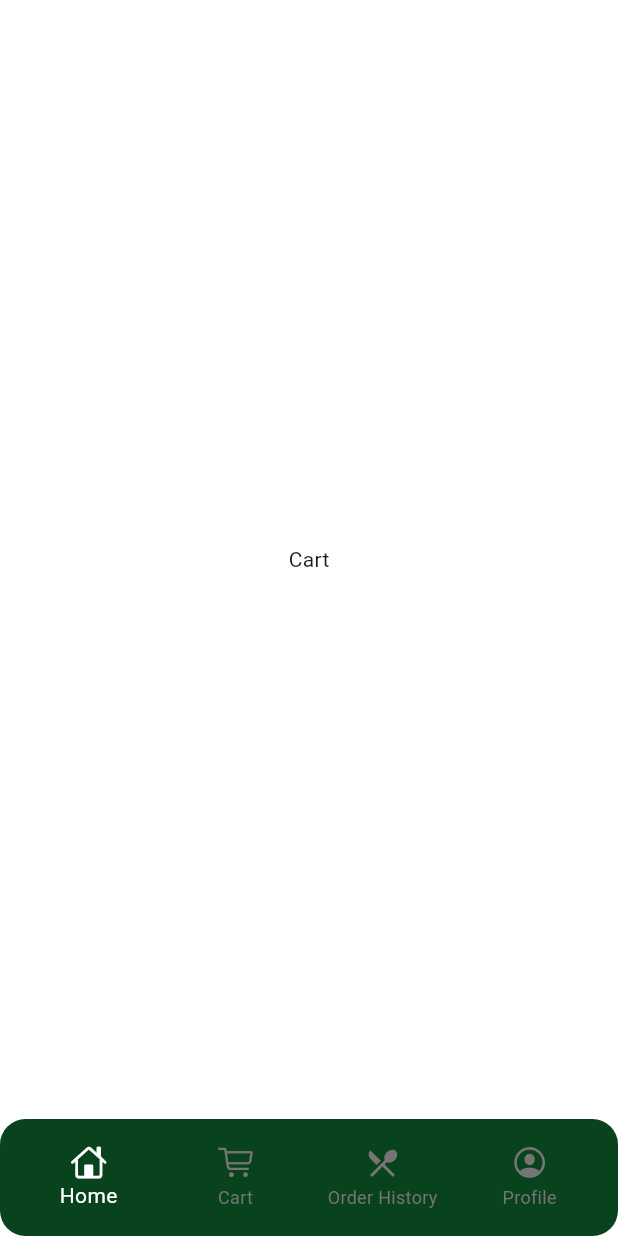
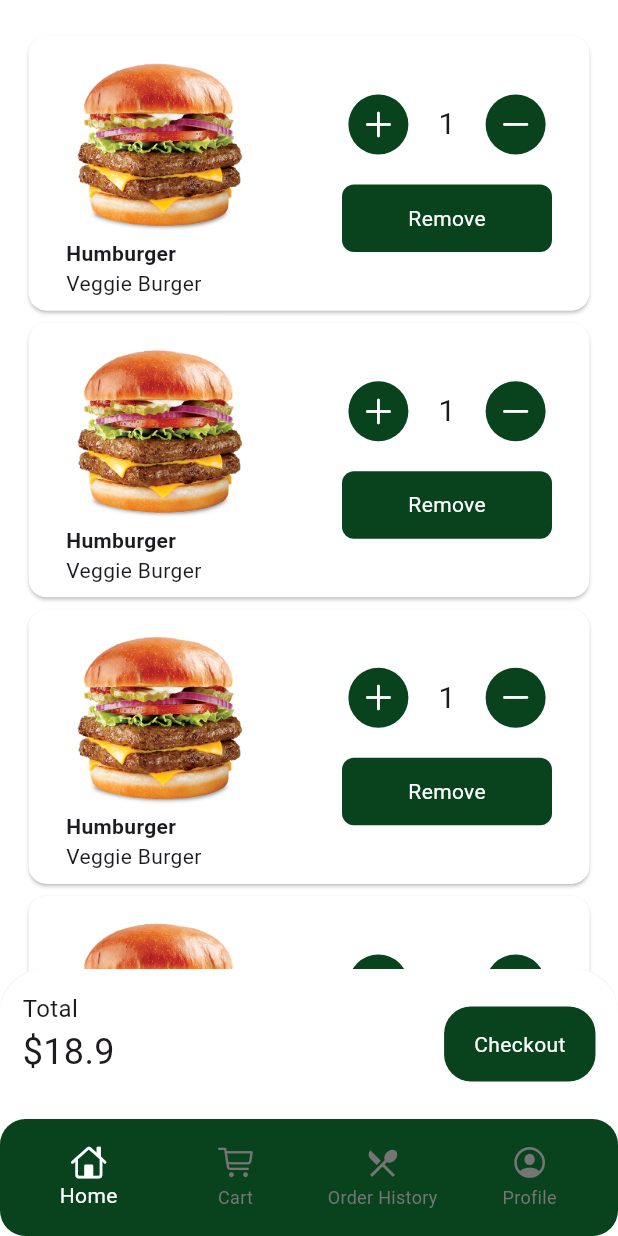
Before and after one commit to abdullahdebo/hungry_app, a Flutter app: the screen it shows after launch, swiped to page 2, on a phone screen of 412 x 824 dp. Run offline on Flutter 3.47's test engine with Material 3 defaults, Android fonts, the phone set to English and light mode, and no system bars; our stand-ins replace flutter_svg, gap.

Commit message:
Refactor CartView to StatefulWidget; implement item quantity management and add CardItem widget for cart display

```diff
--- a/lib/features/cart/view/cart_view.dart
+++ b/lib/features/cart/view/cart_view.dart
@@ -1,10 +1,96 @@
+// ignore_for_file: avoid_print
+
 import 'package:flutter/material.dart';
+import 'package:hungry_app/features/cart/widget/card_item.dart';
+import 'package:hungry_app/shared/custom_button.dart';
+import 'package:hungry_app/shared/custom_text.dart';
 
-class CartView extends StatelessWidget {
+class CartView extends StatefulWidget {
   const CartView({super.key});
 
   @override
+  State<CartView> createState() => _CartViewState();
+}
+
+class _CartViewState extends State<CartView> {
+  final int itemCount = 4;
+  late List<int> quantities;
+
+  @override
+  void initState() {
+    quantities = List.generate(itemCount, (_) => 1);
+    super.initState();
+  }
+
+  void onAdd(index) {
+    setState(() {
+      quantities[index]++;
+    });
+  }
+
+  void onMin(index) {
+    setState(() {
+      if (quantities[index] > 1) {
+        quantities[index]--;
+      }
+    });
+  }
+
+  @override
   Widget build(BuildContext context) {
-    return Scaffold(body: Center(child: Text('Cart')));
+    return Scaffold(
+      appBar: AppBar(
+        toolbarHeight: 0,
+        scrolledUnderElevation: 0,
+        backgroundColor: Colors.white,
+      ),
+      body: Padding(
+        padding: EdgeInsets.symmetric(horizontal: 15),
+        child: ListView.builder(
+          padding: EdgeInsets.only(top: 20, bottom: 120),
+          itemCount: itemCount,
+          itemBuilder: (context, index) {
+            return CardItem(
+              image: 'assets/splash/test.png',
+              text: 'Humburger',
+              desc: 'Veggie Burger',
+              num: quantities[index],
+              onAdd: () => onAdd(index),
+              onMin: () => onMin(index),
+            );
+          },
+        ),
+      ),
+      bottomSheet: Container(
+        decoration: BoxDecoration(
+          color: Colors.white,
+          borderRadius: BorderRadius.only(
+            topLeft: Radius.circular(30),
+            topRight: Radius.circular(30),
+          ),
+        ),
+        padding: EdgeInsets.all(15),
+        height: 100,
+        width: double.infinity,
+        child: Row(
+          mainAxisAlignment: MainAxisAlignment.spaceBetween,
+          children: [
+            Column(
+              crossAxisAlignment: CrossAxisAlignment.start,
+              children: [
+                CustomText(text: 'Total', size: 16),
+                CustomText(text: '\$18.9', size: 24),
+              ],
+            ),
+            CustomButton(
+              text: 'Checkout',
+              onTap: () {
+                print('Checkout Clicked !');
+              },
+            ),
+          ],
+        ),
+      ),
+    );
   }
 }
--- /dev/null
+++ b/lib/features/cart/widget/card_item.dart
@@ -0,0 +1,103 @@
+import 'package:flutter/cupertino.dart';
+import 'package:flutter/material.dart';
+import 'package:gap/gap.dart';
+import 'package:hungry_app/core/constants/app_colors.dart';
+import 'package:hungry_app/shared/custom_text.dart';
+
+class CardItem extends StatelessWidget {
+  const CardItem({
+    super.key,
+    required this.image,
+    required this.text,
+    required this.desc,
+    this.onAdd,
+    this.onMin,
+    this.onRemove,
+    required this.num,
+  });
+
+  final String image, text, desc;
+  final Function()? onAdd;
+  final Function()? onMin;
+  final Function()? onRemove;
+  final int num;
+
+  @override
+  Widget build(BuildContext context) {
+    return Card(
+      color: Colors.white,
+      child: Padding(
+        padding: EdgeInsets.symmetric(
+          horizontal: 25,
+          vertical: 8,
+        ),
+        child: Row(
+          mainAxisAlignment: MainAxisAlignment.spaceBetween,
+          children: [
+            Column(
+              crossAxisAlignment: CrossAxisAlignment.start,
+              children: [
+                Image.asset(image, width: 125),
+                CustomText(text: text, weight: FontWeight.bold),
+                CustomText(text: desc),
+              ],
+            ),
+            Column(
+              children: [
+                Row(
+                  children: [
+                    GestureDetector(
+                      onTap: onAdd,
+                      child: CircleAvatar(
+                        backgroundColor: AppColors.primaryColor,
+                        child: Icon(
+                          CupertinoIcons.add,
+                          color: Colors.white,
+                        ),
+                      ),
+                    ),
+                    Gap(20),
+                    CustomText(
+                      text: num.toString(),
+                      size: 20,
+                      weight: FontWeight.w400,
+                    ),
+                    Gap(20),
+                    GestureDetector(
+                      onTap: onMin,
+                      child: CircleAvatar(
+                        backgroundColor: AppColors.primaryColor,
+                        child: Icon(
+                          CupertinoIcons.minus,
+                          color: Colors.white,
+                        ),
+                      ),
+                    ),
+                  ],
+                ),
+                Gap(20),
+                GestureDetector(
+                  onTap: onRemove,
+                  child: Container(
+                    width: 140,
+                    height: 45,
+                    decoration: BoxDecoration(
+                      borderRadius: BorderRadius.circular(8),
+                      color: AppColors.primaryColor,
+                    ),
+                    child: Center(
+                      child: CustomText(
+                        text: 'Remove',
+                        color: Colors.white,
+                      ),
+                    ),
+                  ),
+                ),
+              ],
+            ),
+          ],
+        ),
+      ),
+    );
+  }
+}
```
